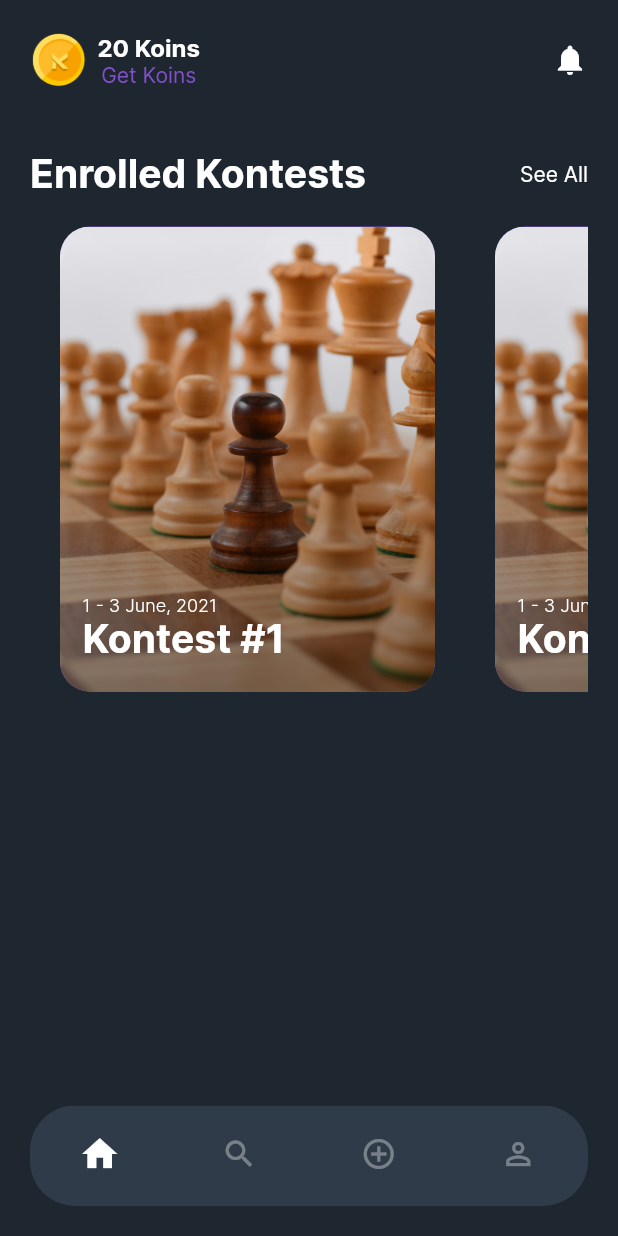
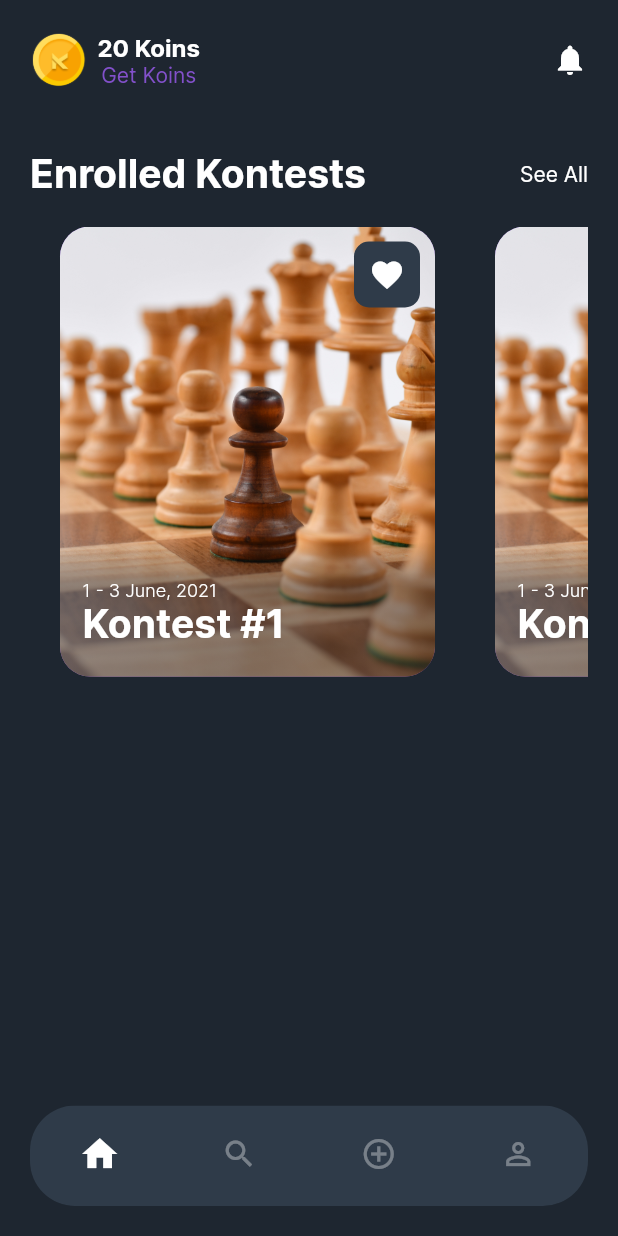
Before and after one commit to Abrar0204/kontest, a Flutter app: the screen it shows once a user with an empty profile is signed in, on a phone screen of 412 x 824 dp. Run offline on Flutter 3.47's test engine with Material 2 defaults, Android fonts, the light colour scheme and no system bars; our stand-ins replace firebase_auth, firebase_core, sliding_up_panel, video_player; accounts and stored records are empty.

Commit message:
Added kontest page and refactores home page

```diff
--- a/lib/main.dart
+++ b/lib/main.dart
@@ -35,6 +35,11 @@ class MyApp extends StatelessWidget {
               fontSize: 12,
               fontWeight: FontWeight.w300,
             ),
+            subtitle2: TextStyle(
+              color: Colors.white,
+              fontSize: 14,
+              fontWeight: FontWeight.w300,
+            ),
             headline1: TextStyle(
               fontSize: 32.0,
               fontWeight: FontWeight.bold,
@@ -55,6 +60,10 @@ class MyApp extends StatelessWidget {
               fontWeight: FontWeight.w500,
               color: Colors.white,
             ),
+            bodyText1: TextStyle(
+              fontSize: 16,
+              color: Colors.white,
+            ),
           ),
         ),
         home: Wrapper(),
--- /dev/null
+++ b/lib/model/kontest.dart
@@ -0,0 +1,20 @@
+class Kontest {
+  String title;
+  String description;
+  DateTime startTime;
+  DateTime endTime;
+  int participationCost;
+  List<String> rewards;
+  List<String> participants;
+  String imageUrl;
+
+  Kontest(
+      {this.title,
+      this.description,
+      this.startTime,
+      this.endTime,
+      this.participants,
+      this.participationCost,
+      this.rewards,
+      this.imageUrl});
+}
--- /dev/null
+++ b/lib/screens/home/components/kontest_card.dart
@@ -0,0 +1,94 @@
+import 'package:flutter/material.dart';
+import 'package:kontest/model/kontest.dart';
+import 'package:kontest/screens/home/kontest_page.dart';
+
+class KontestCard extends StatefulWidget {
+  final Kontest kontest;
+  KontestCard({Key key, this.kontest}) : super(key: key);
+  @override
+  _KontestCardState createState() => _KontestCardState();
+}
+
+class _KontestCardState extends State<KontestCard> {
+  @override
+  Widget build(BuildContext context) {
+    return GestureDetector(
+      onTap: () {
+        Navigator.push(
+          context,
+          MaterialPageRoute(
+            builder: (context) => KontestPage(
+              kontestData: widget.kontest,
+            ),
+          ),
+        );
+      },
+      child: Container(
+        margin: EdgeInsets.symmetric(horizontal: 20),
+        decoration: BoxDecoration(
+          borderRadius: BorderRadius.circular(20),
+          // color: Colors.white,
+          color: Theme.of(context).accentColor,
+          image: DecorationImage(
+            image: AssetImage(widget.kontest.imageUrl),
+            fit: BoxFit.cover,
+          ),
+        ),
+        height: 300,
+        width: 250,
+        child: Stack(
+          children: [
+            Positioned(
+              child: Container(
+                decoration: BoxDecoration(
+                  gradient: LinearGradient(
+                    begin: Alignment.topCenter,
+                    end: Alignment.bottomCenter,
+                    stops: [0.7, 0.8],
+                    colors: [
+                      Colors.transparent,
+                      Theme.of(context).primaryColor,
+                    ],
+                  ),
+                  borderRadius: BorderRadius.circular(20),
+                  color: Colors.black45,
+                ),
+                width: 250,
+              ),
+            ),
+            Positioned(
+              right: 10,
+              top: 10,
+              child: Container(
+                padding: EdgeInsets.all(10),
+                decoration: BoxDecoration(
+                  borderRadius: BorderRadius.circular(10),
+                  color: Theme.of(context)
+                      .bottomNavigationBarTheme
+                      .backgroundColor,
+                ),
+                child: Icon(Icons.favorite),
+              ),
+            ),
+            Positioned(
+              bottom: 50,
+              left: 15,
+              child: Text(
+                "1 - 3 June, 2021",
+                style: Theme.of(context).textTheme.subtitle1,
+              ),
+            ),
+            Positioned(
+              left: 15,
+              bottom: 20,
+              child: Text(
+                widget.kontest.title,
+                style: Theme.of(context).textTheme.headline2,
+              ),
+            ),
+          ],
+        ),
+      ),
+    );
+  }
+}
--- a/lib/screens/home/home.dart
+++ b/lib/screens/home/home.dart
@@ -1,4 +1,7 @@
 import 'package:flutter/material.dart';
+import 'package:kontest/model/kontest.dart';
+import 'package:kontest/screens/home/components/kontest_card.dart';
+
 import 'package:kontest/services/auth.dart';
 
 class Home extends StatefulWidget {
@@ -9,15 +12,35 @@ class Home extends StatefulWidget {
 class _HomeState extends State<Home> {
   AuthService auth = AuthService();
   int currentIndex = 0;
-  List<String> kontest = ["Kontest #1", "Kontest #2", "Kontest #3"];
-  @override
-  Widget build(BuildContext context) {
-    return SafeArea(
-      child: Container(
-        margin: EdgeInsets.all(20),
-        child: Column(
-          children: [
-            Row(
+  List<Kontest> kontests = [
+    Kontest(
+      title: "Kontest #1",
+      imageUrl: "assets/images/chess2.jpg",
+      startTime: DateTime.now(),
+      endTime: DateTime.now(),
+      description:
+          "Lorem ipsum dolor sit amet, consectetur adipiscing elit, sed do eiusmod tempor incididunt ut labore et dolore magna aliqua. Ut enim ad minim veniam, quis nostrud exercitation ullamco laboris nisi ut aliquip ex ea commodo consequat. Duis aute irure dolor in reprehenderit in voluptate velit esse cillum dolore eu fugiat nulla pariatur. Excepteur sint occaecat cupidatat non proident, sunt in culpa qui officia deserunt mollit anim id est laborum.",
+    ),
+    Kontest(
+      title: "Kontest #2",
+      imageUrl: "assets/images/chess2.jpg",
+      startTime: DateTime.now(),
+      endTime: DateTime.now(),
+      description:
+          "Lorem ipsum dolor sit amet, consectetur adipiscing elit, sed do eiusmod tempor incididunt ut labore et dolore magna aliqua. Ut enim ad minim veniam, quis nostrud exercitation ullamco laboris nisi ut aliquip ex ea commodo consequat. Duis aute irure dolor in reprehenderit in voluptate velit esse cillum dolore eu fugiat nulla pariatur. Excepteur sint occaecat cupidatat non proident, sunt in culpa qui officia deserunt mollit anim id est laborum.",
+    ),
+    Kontest(
+      title: "Kontest #3",
+      imageUrl: "assets/images/chess2.jpg",
+      startTime: DateTime.now(),
+      endTime: DateTime.now(),
+      description:
+          "Lorem ipsum dolor sit amet, consectetur adipiscing elit, sed do eiusmod tempor incididunt ut labore et dolore magna aliqua. Ut enim ad minim veniam, quis nostrud exercitation ullamco laboris nisi ut aliquip ex ea commodo consequat. Duis aute irure dolor in reprehenderit in voluptate velit esse cillum dolore eu fugiat nulla pariatur. Excepteur sint occaecat cupidatat non proident, sunt in culpa qui officia deserunt mollit anim id est laborum.",
+    ),
+  ];
+
+  Widget appBar() {
+    return Row(
       mainAxisSize: MainAxisSize.max,
       mainAxisAlignment: MainAxisAlignment.spaceBetween,
       children: [
@@ -43,8 +66,7 @@ class _HomeState extends State<Home> {
                 Text(
                   "Get Koins",
                   style: TextStyle(
-                              fontSize: 14,
-                              color: Theme.of(context).accentColor),
+                      fontSize: 14, color: Theme.of(context).accentColor),
                 ),
               ],
             ),
@@ -54,7 +76,32 @@ class _HomeState extends State<Home> {
           Icons.notifications,
         ),
       ],
+    );
+  }
+
+  Widget kontestCards() {
+    return Container(
+      height: 300,
+      child: ListView.builder(
+        itemCount: kontests.length,
+        scrollDirection: Axis.horizontal,
+        itemBuilder: (context, index) {
+          return KontestCard(
+            kontest: kontests[index],
+          );
+        },
       ),
+    );
+  }
+
+  @override
+  Widget build(BuildContext context) {
+    return SafeArea(
+      child: Container(
+        padding: EdgeInsets.all(20),
+        child: Column(
+          children: [
+            appBar(),
             SizedBox(
               height: 40,
             ),
@@ -71,69 +118,10 @@ class _HomeState extends State<Home> {
                 )
               ],
             ),
-            Container(
-              height: 350,
-              child: ListView.builder(
-                itemCount: kontest.length,
-                scrollDirection: Axis.horizontal,
-                itemBuilder: (context, index) {
-                  return Container(
-                    margin: EdgeInsets.all(20),
-                    decoration: BoxDecoration(
-                      borderRadius: BorderRadius.circular(20),
-                      // color: Colors.white,
-                      color: Theme.of(context).accentColor,
-                      image: DecorationImage(
-                        image: AssetImage("assets/images/chess2.jpg"),
-                        fit: BoxFit.cover,
+            SizedBox(
+              height: 20,
             ),
-                    ),
-                    height: 300,
-                    width: 250,
-                    child: Stack(
-                      children: [
-                        Positioned(
-                          left: 0,
-                          bottom: 0,
-                          child: Container(
-                            decoration: BoxDecoration(
-                              gradient: LinearGradient(
-                                begin: Alignment.bottomCenter,
-                                end: Alignment.topCenter,
-                                colors: [
-                                  Colors.black,
-                                  Colors.transparent,
-                                ],
-                              ),
-                              borderRadius: BorderRadius.circular(20),
-                              color: Colors.black45,
-                            ),
-                            width: 250,
-                            height: 300,
-                          ),
-                        ),
-                        Positioned(
-                          bottom: 50,
-                          left: 15,
-                          child: Text(
-                            "1 - 3 June, 2021",
-                            style: Theme.of(context).textTheme.subtitle1,
-                          ),
-                        ),
-                        Positioned(
-                          left: 15,
-                          bottom: 20,
-                          child: Text(
-                            kontest[index],
-                            style: Theme.of(context).textTheme.headline2,
-                          ),
-                        ),
-                      ],
-                    ),
-                  );
-                },
-              ),
-            )
+            kontestCards()
           ],
         ),
       ),
--- a/lib/screens/main_screen.dart
+++ b/lib/screens/main_screen.dart
@@ -11,17 +11,8 @@ class MainScreen extends StatefulWidget {
 
 class _MainScreenState extends State<MainScreen> {
   int currentIndex = 0;
-  @override
-  Widget build(BuildContext context) {
-    return Scaffold(
-      body: currentIndex == 0
-          ? Home()
-          : currentIndex == 1
-              ? Search()
-              : currentIndex == 2
-                  ? AddEvent()
-                  : Profile(),
-      bottomNavigationBar: Container(
+  Widget bottomNavbar() {
+    return Container(
       margin: EdgeInsets.all(20),
       child: ClipRRect(
         borderRadius: BorderRadius.circular(30),
@@ -48,8 +39,8 @@ class _MainScreenState extends State<MainScreen> {
             BottomNavigationBarItem(
               icon: Padding(
                 padding: const EdgeInsets.all(4.0),
-                  child: Icon(
-                      currentIndex == 0 ? Icons.home : Icons.home_outlined),
+                child:
+                    Icon(currentIndex == 0 ? Icons.home : Icons.home_outlined),
               ),
               label: "",
             ),
@@ -80,7 +71,21 @@ class _MainScreenState extends State<MainScreen> {
           ],
         ),
       ),
-      ),
+    );
+  }
+
+  @override
+  Widget build(BuildContext context) {
+    return Scaffold(
+      resizeToAvoidBottomInset: false,
+      body: currentIndex == 0
+          ? Home()
+          : currentIndex == 1
+              ? Search()
+              : currentIndex == 2
+                  ? AddEvent()
+                  : Profile(),
+      bottomNavigationBar: bottomNavbar(),
     );
   }
 }
```
Also changed, not shown: lib/screens/auth/authenticate.dart (+35 -10 lines), lib/screens/auth/register.dart (added, +15 -0 lines), lib/screens/home/components/event_card.dart (deleted, +0 -13 lines), lib/screens/home/kontest_page.dart (added, +244 -0 lines), lib/screens/profile/profile.dart (+18 -3 lines), lib/widgets/bottom_nav.dart (deleted, +0 -13 lines). Lines whose indentation alone changed are shown as unchanged.
